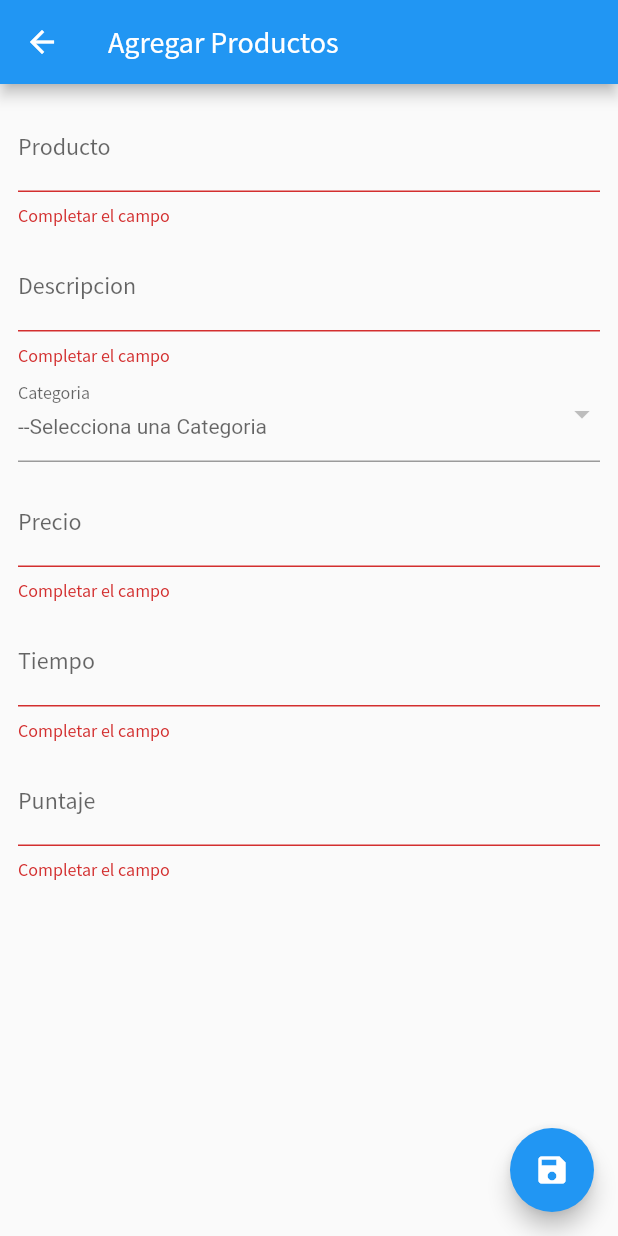
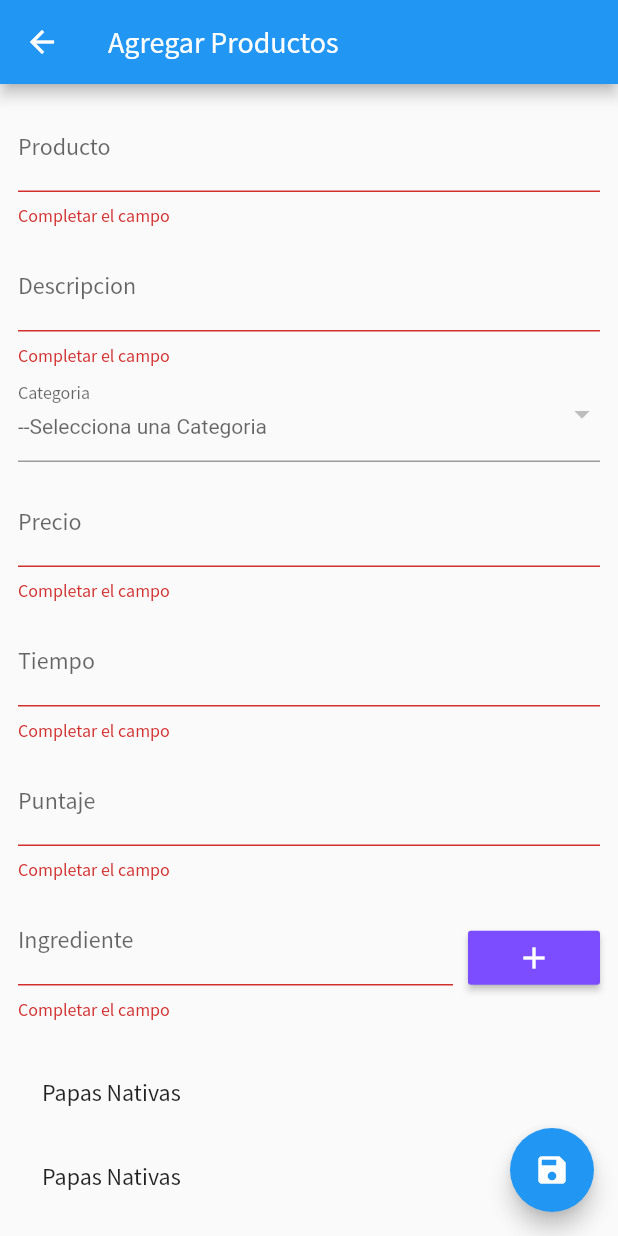
Before and after one commit to reynaldo57/restaurant, a Flutter app: the ProductAddEditAdminPage screen opened directly, after a tap on the "save" icon, on a phone screen of 412 x 824 dp. Run offline on Flutter 3.47's test engine with Material 2 defaults, Android fonts, the phone set to English and light mode, and no system bars; our stand-ins replace cloud_firestore, firebase_core, flutter_svg; accounts and stored records are empty.

Commit message:
ProductPage9

```diff
--- a/lib/pages/admin/product_add_edit_admin_page.dart
+++ b/lib/pages/admin/product_add_edit_admin_page.dart
@@ -145,6 +145,55 @@ class _ProductAddEditAdminPageState extends State<ProductAddEditAdminPage> {
                     return null;
                   },
                 ),
+                SizedBox(
+                  height: 10.0,
+                ),
+                Row(
+                  children: [
+                    Expanded(
+                      child: TextFormField(
+                        decoration: InputDecoration(
+                            labelText: "Ingrediente",
+                            hintText: "Ingrediente del Producto"
+                        ),
+                        validator: (String? value){
+                          if(value!.isEmpty || value == null){
+                            return "Completar el campo";
+                          }
+                          return null;
+                        },
+                      ),
+                    ),
+                    SizedBox(
+                      width: 10.0,
+                    ),
+                    MaterialButton(
+                        onPressed: (){},
+                      child: Icon(Icons.add, color: Colors.white,),
+                      color: Colors.deepPurpleAccent,
+                    ),
+                  ],
+                ),
+                SizedBox(
+                  height: 20.0,
+                ),
+
+                SizedBox(
+                  height: 260,
+                  child: ListView.builder(
+                    primary: true,
+                    shrinkWrap: true,
+                    physics: ScrollPhysics(),
+                    itemBuilder: (BuildContext context, int index){
+                      return ListTile(
+                        title: Text("Papas Nativas"),
+                      );
+                    },
+                  ),
+                ),
+                SizedBox(
+                  height: 70.0,
+                ),
               ],
             ),
           ),
```
